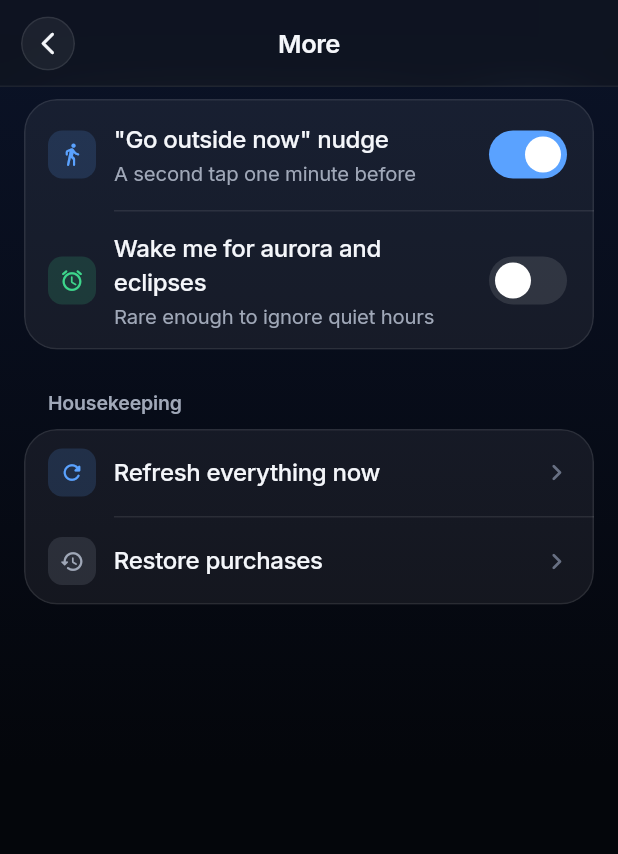
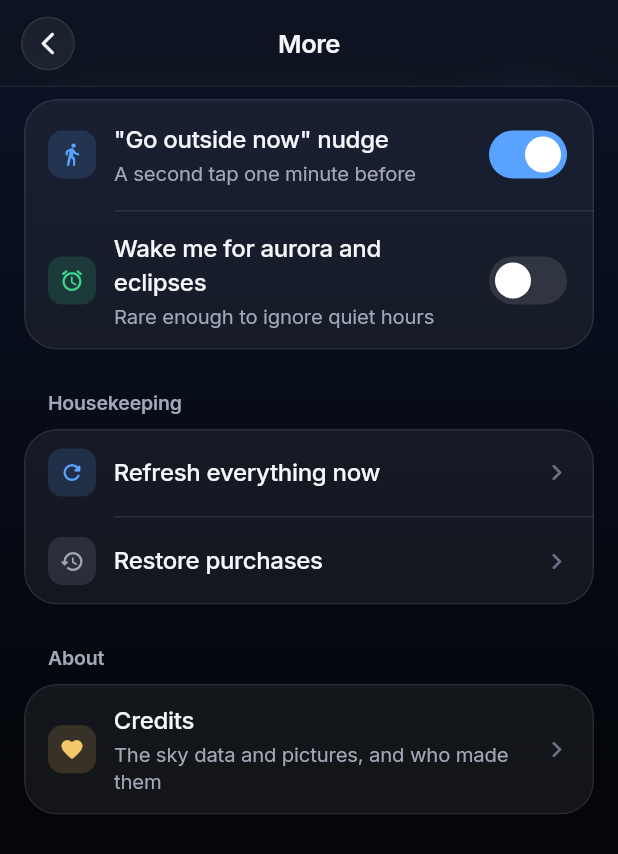
Before and after one commit to brilliant-disruptions/lookup, a Flutter app: the _MoreScreen screen opened directly, on a phone screen of 412 x 824 dp. Shown: the top 854 px of the screen. Run offline on Flutter 3.47's test engine with Material 3 defaults, Android fonts, the phone set to English and light mode, and no system bars; our stand-ins replace camera, flutter_local_notifications, flutter_riverpod, flutter_timezone, geolocator, image_picker and 4 more; missing offline and left inert: add_2_calendar, flutter_rotation_sensor, home_widget, satellite_observer, workmanager; accounts and stored records are empty; statements that could not run were skipped.

Commit message:
Credits page: thank NASA and NASA's Universe of Learning in the app
Settings > More > Credits lists every source the app draws on, with the
NASA / NASA's Universe of Learning credit the redrawn constellation
pictures ask for. A test keeps the page in step with the sources.

Co-Authored-By: Claude Opus 5.5 <noreply@anthropic.com>
Claude-Session: https://claude.ai/code/session_01BbUTXpGaMxiGWkwJp3ySsi

```diff
--- /dev/null
+++ b/lib/ui/credits_screen.dart
@@ -0,0 +1,58 @@
+/// Credits: who made the data and pictures LookUp shows. Several sources
+/// ask to be acknowledged where they're used (NASA's Universe of Learning,
+/// Open-Meteo, Stellarium); the full notes live in assets/sky/SOURCES-*.txt.
+library;
+
+import 'package:flutter/material.dart';
+
+import 'kit/kit.dart';
+import 'theme.dart';
+
+typedef Credit = ({String what, String who});
+
+/// What's credited, in the order people meet it.
+const credits = <Credit>[
+  (
+    what: 'Constellation pictures',
+    who: 'Courtesy of NASA and NASA\'s Universe of Learning, redrawn from Johannes Hevelius\'s Uranographia (1690). '
+        'Others from Hevelius\'s plates via Wikimedia Commons, and from Stellarium\'s sky culture illustrations '
+        '(Free Art License 1.3; anchors CC BY-SA 4.0).',
+  ),
+  (
+    what: 'Stars and constellation lines',
+    who: 'd3-celestial (BSD-3), from the Hipparcos and Yale Bright Star catalogues; star motions from Hipparcos; '
+        'a few faint anchor stars from the HYG database (CC BY-SA 4.0).',
+  ),
+  (what: 'Satellite orbits', who: 'CelesTrak.'),
+  (what: 'Aurora and space weather', who: 'NOAA Space Weather Prediction Center.'),
+  (what: 'Clouds and place search', who: 'Open-Meteo (CC BY 4.0).'),
+  (what: 'Rocket launches and station crews', who: 'The Space Devs\' Launch Library.'),
+  (what: 'How dark the sky is', who: 'NASA Black Marble night lights and Natural Earth.'),
+  (what: 'Towns under a pass', who: 'Natural Earth (public domain).'),
+  (what: 'Eclipses', who: 'NASA\'s Besselian elements, from the GSFC eclipse search engine.'),
+  (what: 'Magnetic north', who: 'The World Magnetic Model 2025 (NOAA NCEI and the British Geological Survey).'),
+];
+
+class CreditsScreen extends StatelessWidget {
+  const CreditsScreen({super.key});
+
+  @override
+  Widget build(BuildContext context) => PageScaffold(title: 'Credits', children: [
+        GroupedList(children: [
+          for (final c in credits)
+            Padding(
+              padding: const EdgeInsets.fromLTRB(16, 13, 16, 13),
+              child: Column(crossAxisAlignment: CrossAxisAlignment.start, children: [
+                Text(c.what, style: const TextStyle(fontSize: 15, fontWeight: FontWeight.w600)),
+                const SizedBox(height: 4),
+                Text(c.who, style: const TextStyle(color: LookUpColors.grey, fontSize: 13.5, height: 1.4)),
+              ]),
+            ),
+        ]),
+        const Padding(
+          padding: EdgeInsets.fromLTRB(20, 14, 20, 24),
+          child: Text('Thank you to everyone who makes the sky free to share.',
+              style: TextStyle(color: LookUpColors.greyDim, fontSize: 13)),
+        ),
+      ]);
+}
--- a/lib/ui/settings_screen.dart
+++ b/lib/ui/settings_screen.dart
@@ -10,6 +10,7 @@ import '../domain/sky/visibility.dart';
 import '../services/widget_service.dart';
 import '../state/providers.dart';
 import '../state/sky_state.dart';
+import 'credits_screen.dart';
 import 'demo.dart';
 import 'night_vision_controls.dart';
 import '../domain/models/sky_event.dart';
@@ -354,6 +355,16 @@ class _MoreScreen extends ConsumerWidget {
             onTap: () => ref.read(plusServiceProvider).restore(),
           ),
       ]),
+      const _Header('About'),
+      GroupedList(indent: 60, children: [
+        _Row(
+          icon: Icons.favorite_rounded,
+          color: LookUpColors.gold,
+          title: 'Credits',
+          subtitle: 'The sky data and pictures, and who made them',
+          onTap: () => Navigator.of(context).push(MaterialPageRoute(builder: (_) => const CreditsScreen())),
+        ),
+      ]),
     ]);
   }
 }
```
Also changed, not shown: 1 other file.
